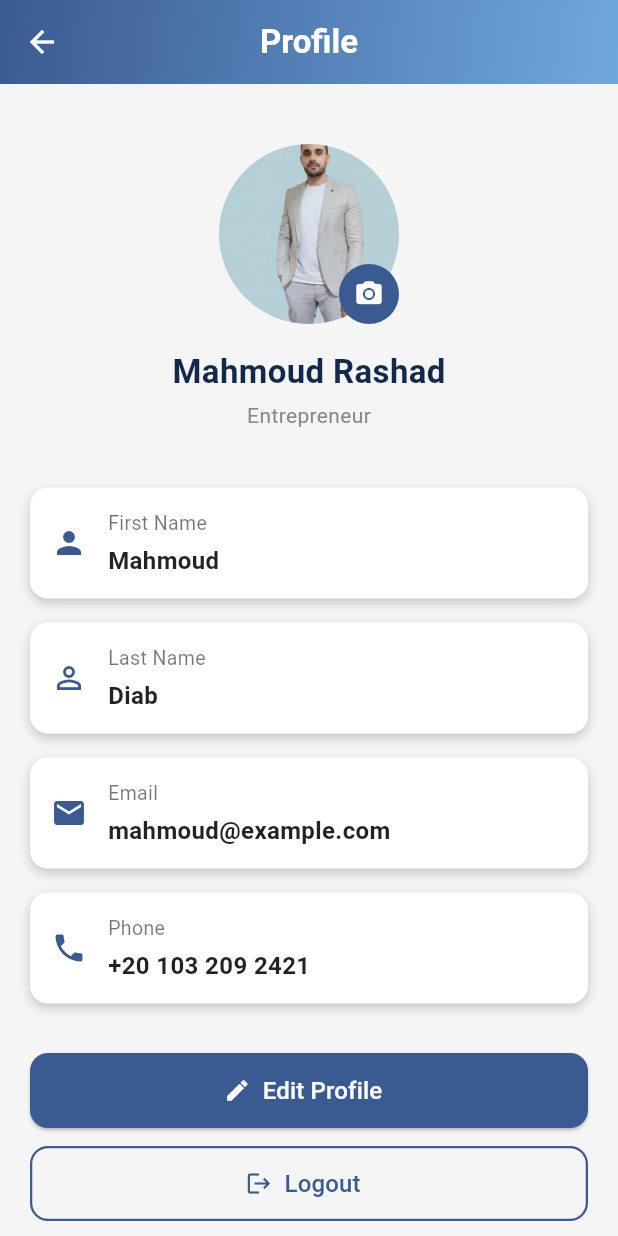
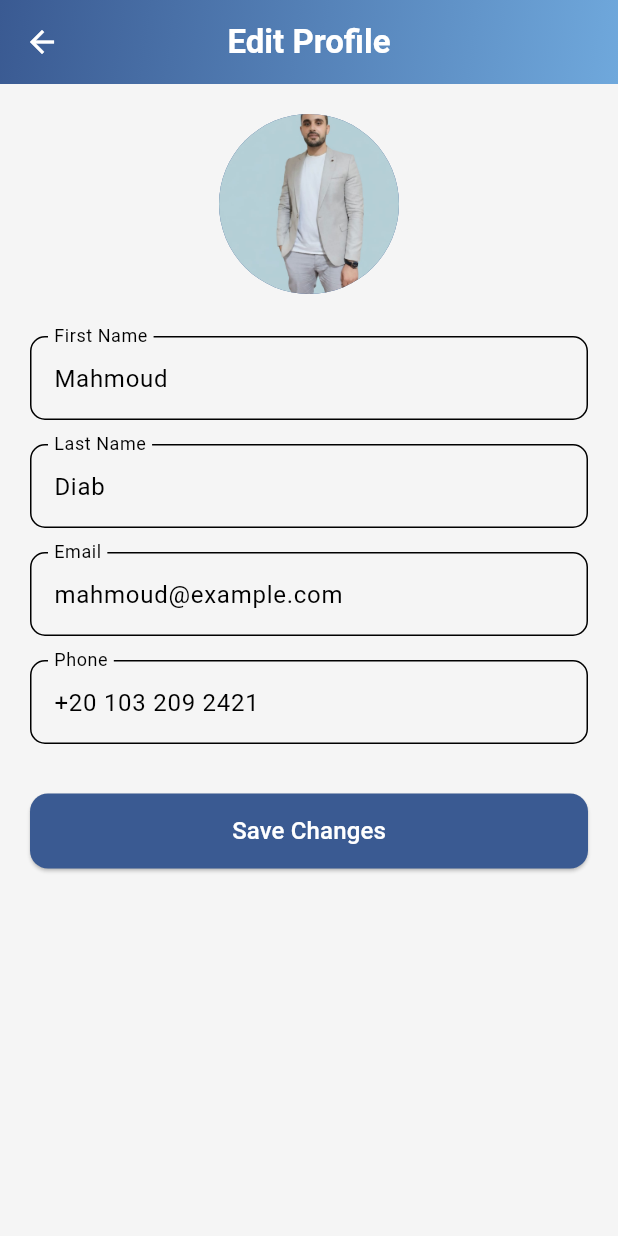
Before and after one commit to Mahmoud123Rashad/Shark-Stage, a Flutter app: the ProfileScreen screen opened directly, after a tap on "Edit Profile", on a phone screen of 412 x 824 dp. Run offline on Flutter 3.47's test engine with Material 3 defaults, Android fonts, the phone set to English and light mode, and no system bars; our stand-ins replace cloud_firestore, file_picker, firebase_auth, firebase_core, firebase_storage, google_sign_in and 2 more; accounts and stored records are empty; Roboto replaces fonts that are missing (Poppins).

Commit message:
add page edi profile and conect with page profile

```diff
--- /dev/null
+++ b/lib/screens/edit_profile_screen.dart
@@ -0,0 +1,124 @@
+import 'dart:io';
+import 'package:flutter/material.dart';
+import 'package:image_picker/image_picker.dart';
+import '../theme/app_colors.dart';
+
+class EditProfileScreen extends StatefulWidget {
+  final String firstName;
+  final String lastName;
+  final String email;
+  final String phone;
+  final File? image;
+
+  const EditProfileScreen({
+    super.key,
+    required this.firstName,
+    required this.lastName,
+    required this.email,
+    required this.phone,
+    this.image,
+  });
+
+  @override
+  State<EditProfileScreen> createState() => _EditProfileScreenState();
+}
+
+class _EditProfileScreenState extends State<EditProfileScreen> {
+  late TextEditingController _firstNameController;
+  late TextEditingController _lastNameController;
+  late TextEditingController _emailController;
+  late TextEditingController _phoneController;
+  File? _selectedImage;
+
+  @override
+  void initState() {
+    super.initState();
+    _firstNameController = TextEditingController(text: widget.firstName);
+    _lastNameController = TextEditingController(text: widget.lastName);
+    _emailController = TextEditingController(text: widget.email);
+    _phoneController = TextEditingController(text: widget.phone);
+    _selectedImage = widget.image;
+  }
+
+  Future<void> _pickImage() async {
+    final picked = await ImagePicker().pickImage(source: ImageSource.gallery);
+    if (picked != null) {
+      setState(() {
+        _selectedImage = File(picked.path);
+      });
+    }
+  }
+
+  void _saveProfile() {
+    Navigator.pop(context, {
+      'firstName': _firstNameController.text,
+      'lastName': _lastNameController.text,
+      'email': _emailController.text,
+      'phone': _phoneController.text,
+      'image': _selectedImage,
+    });
+  }
+
+  @override
+  Widget build(BuildContext context) {
+    return Scaffold(
+      appBar: AppBar(
+        title: const Text("Edit Profile"),
+        flexibleSpace: Container(
+          decoration: const BoxDecoration(gradient: AppColors.mainGradient),
+        ),
+        centerTitle: true,
+      ),
+      body: SingleChildScrollView(
+        padding: const EdgeInsets.all(20),
+        child: Column(
+          children: [
+            // صورة البروفايل
+            GestureDetector(
+              onTap: _pickImage,
+              child: CircleAvatar(
+                radius: 60,
+                backgroundImage: _selectedImage != null
+                    ? FileImage(_selectedImage!)
+                    : const AssetImage('images/profile.jpeg') as ImageProvider,
+              ),
+            ),
+            const SizedBox(height: 20),
+
+            _buildTextField("First Name", _firstNameController),
+            _buildTextField("Last Name", _lastNameController),
+            _buildTextField("Email", _emailController),
+            _buildTextField("Phone", _phoneController),
+
+            const SizedBox(height: 25),
+            ElevatedButton(
+              style: ElevatedButton.styleFrom(
+                backgroundColor: AppColors.primary,
+                minimumSize: const Size(double.infinity, 50),
+                shape: RoundedRectangleBorder(
+                  borderRadius: BorderRadius.circular(12),
+                ),
+              ),
+              onPressed: _saveProfile,
+              child: const Text("Save Changes",
+                  style: TextStyle(color: Colors.white, fontSize: 16)),
+            ),
+          ],
+        ),
+      ),
+    );
+  }
+
+  Widget _buildTextField(String label, TextEditingController controller) {
+    return Container(
+      margin: const EdgeInsets.symmetric(vertical: 8),
+      child: TextField(
+        controller: controller,
+        decoration: InputDecoration(
+          labelText: label,
+          border: OutlineInputBorder(borderRadius: BorderRadius.circular(10)),
+        ),
+      ),
+    );
+  }
+}
--- a/lib/screens/profile_screen.dart
+++ b/lib/screens/profile_screen.dart
@@ -1,8 +1,9 @@
-import 'package:finial_project/screens/login_screen.dart';
 import 'package:flutter/material.dart';
-import '../theme/app_colors.dart';
 import 'package:image_picker/image_picker.dart';
 import 'dart:io';
+import '../theme/app_colors.dart';
+import 'edit_profile_screen.dart';
+import 'login_screen.dart';
 
 class ProfileScreen extends StatefulWidget {
   const ProfileScreen({super.key});
@@ -13,6 +14,12 @@ class ProfileScreen extends StatefulWidget {
 
 class _ProfileScreenState extends State<ProfileScreen> {
   File? _profileImage;
+
+  // بيانات المستخدم الحالية
+  String firstName = "Mahmoud";
+  String lastName = "Diab";
+  String email = "mahmoud@example.com";
+  String phone = "+20 103 209 2421";
 
   Future<void> _pickImage() async {
     final picked = await ImagePicker().pickImage(source: ImageSource.gallery);
@@ -41,7 +48,7 @@ class _ProfileScreenState extends State<ProfileScreen> {
           children: [
             const SizedBox(height: 20),
 
-            // Profile Image + edit button
+            // صورة البروفايل
             Center(
               child: Stack(
                 children: [
@@ -51,7 +58,7 @@ class _ProfileScreenState extends State<ProfileScreen> {
                     backgroundImage: _profileImage != null
                         ? FileImage(_profileImage!)
                         : const AssetImage('images/profile.jpeg')
-                              as ImageProvider,
+                            as ImageProvider,
                   ),
                   Positioned(
                     bottom: 0,
@@ -61,11 +68,8 @@ class _ProfileScreenState extends State<ProfileScreen> {
                       child: CircleAvatar(
                         backgroundColor: AppColors.primary,
                         radius: 20,
-                        child: const Icon(
-                          Icons.camera_alt,
-                          color: Colors.white,
-                          size: 20,
-                        ),
+                        child: const Icon(Icons.camera_alt,
+                            color: Colors.white, size: 20),
                       ),
                     ),
                   ),
@@ -75,48 +79,70 @@ class _ProfileScreenState extends State<ProfileScreen> {
 
             const SizedBox(height: 16),
 
-            // Name
-            const Text(
-              "Mahmoud Rashad",
-              style: TextStyle(
+            // الاسم الكامل
+            Text(
+              "$firstName $lastName",
+              style: const TextStyle(
                 fontSize: 22,
                 fontWeight: FontWeight.bold,
                 color: AppColors.heading,
               ),
             ),
             const SizedBox(height: 4),
-            const Text(
-              "Entrepreneur",
-              style: TextStyle(color: AppColors.paragraph),
-            ),
+            const Text("Entrepreneur",
+                style: TextStyle(color: AppColors.paragraph)),
 
             const SizedBox(height: 30),
 
-            // Info cards
-            _infoTile(Icons.person, "First Name", "Mahmoud"),
-            _infoTile(Icons.person_outline, "Last Name", "Diab"),
-            _infoTile(Icons.email, "Email", "mahmoud@example.com"),
-            _infoTile(Icons.phone, "Phone", "+20 103 209 2421"),
+            // معلومات المستخدم
+            _infoTile(Icons.person, "First Name", firstName),
+            _infoTile(Icons.person_outline, "Last Name", lastName),
+            _infoTile(Icons.email, "Email", email),
+            _infoTile(Icons.phone, "Phone", phone),
 
             const SizedBox(height: 25),
 
-            // Buttons
+            // زر تعديل الملف
             ElevatedButton.icon(
               style: ElevatedButton.styleFrom(
                 backgroundColor: AppColors.primary,
                 minimumSize: const Size(double.infinity, 50),
                 shape: RoundedRectangleBorder(
-                  borderRadius: BorderRadius.circular(12),
-                ),
+                    borderRadius: BorderRadius.circular(12)),
               ),
-              onPressed: () {},
+              onPressed: () async {
+                final result = await Navigator.push(
+                  context,
+                  MaterialPageRoute(
+                    builder: (context) => EditProfileScreen(
+                      firstName: firstName,
+                      lastName: lastName,
+                      email: email,
+                      phone: phone,
+                      image: _profileImage,
+                    ),
+                  ),
+                );
+
+                // تحديث البيانات بعد الرجوع من صفحة التعديل
+                if (result != null) {
+                  setState(() {
+                    firstName = result['firstName'];
+                    lastName = result['lastName'];
+                    email = result['email'];
+                    phone = result['phone'];
+                    _profileImage = result['image'];
+                  });
+                }
+              },
               icon: const Icon(Icons.edit, color: Colors.white),
-              label: const Text(
-                "Edit Profile",
-                style: TextStyle(color: Colors.white, fontSize: 16),
-              ),
+              label: const Text("Edit Profile",
+                  style: TextStyle(color: Colors.white, fontSize: 16)),
             ),
+
             const SizedBox(height: 12),
+
+            // زر تسجيل الخروج
             OutlinedButton.icon(
               style: OutlinedButton.styleFrom(
                 minimumSize: const Size(double.infinity, 50),
@@ -165,17 +191,13 @@ class _ProfileScreenState extends State<ProfileScreen> {
           Column(
             crossAxisAlignment: CrossAxisAlignment.start,
             children: [
-              Text(
-                label,
-                style: const TextStyle(fontSize: 13, color: Colors.black54),
-              ),
+              Text(label,
+                  style: const TextStyle(fontSize: 13, color: Colors.black54)),
               const SizedBox(height: 4),
               Text(
                 value,
-                style: const TextStyle(
-                  fontSize: 16,
-                  fontWeight: FontWeight.bold,
-                ),
+                style:
+                    const TextStyle(fontSize: 16, fontWeight: FontWeight.bold),
               ),
             ],
           ),
```
